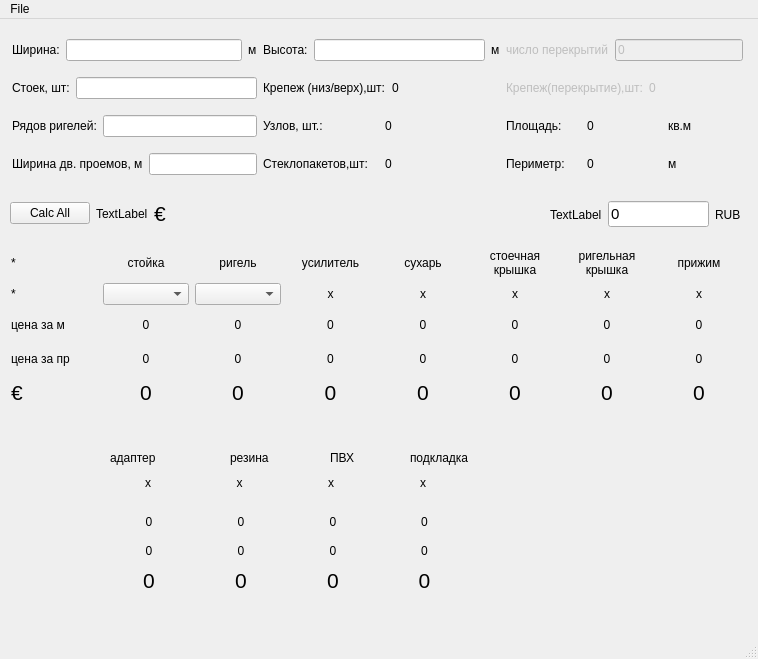
stogoff/facade, file main.ui: the form before one commit.
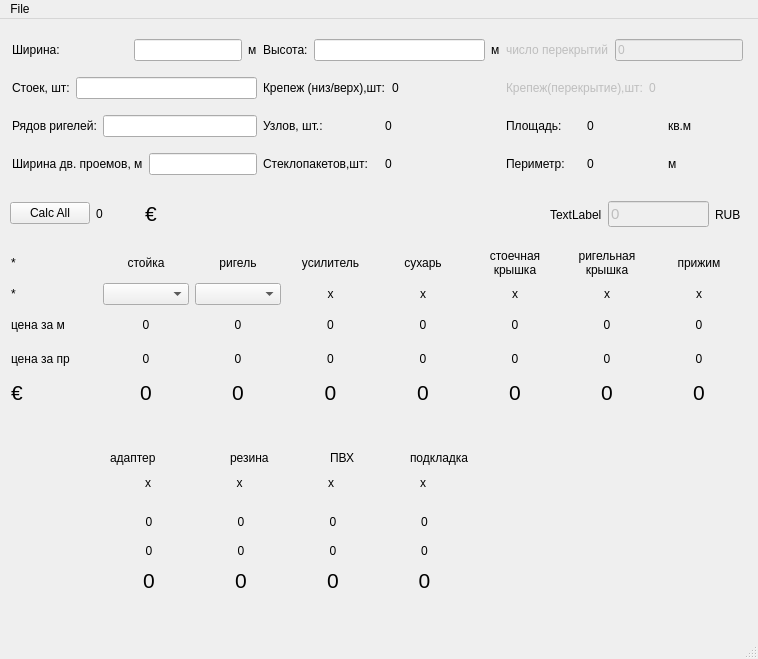
The form after the commit.

```diff
--- a/main.ui
+++ b/main.ui
@@ -33,6 +33,9 @@
      </item>
      <item>
       <widget class="QLineEdit" name="edit_rate">
+       <property name="enabled">
+        <bool>false</bool>
+       </property>
        <property name="font">
         <font>
          <pointsize>11</pointsize>
@@ -382,7 +385,7 @@
      <set>Qt::AlignCenter</set>
     </property>
    </widget>
-   <widget class="QWidget" name="">
+   <widget class="QWidget" name="layoutWidget">
     <property name="geometry">
      <rect>
       <x>11</x>
@@ -817,7 +820,7 @@
      </item>
     </layout>
    </widget>
-   <widget class="QWidget" name="">
+   <widget class="QWidget" name="layoutWidget">
     <property name="geometry">
      <rect>
       <x>12</x>
@@ -933,7 +936,7 @@
       </layout>
      </item>
      <item row="0" column="0">
-      <layout class="QHBoxLayout" name="horizontalLayout_3">
+      <layout class="QHBoxLayout" name="horizontalLayout_3" stretch="1,0,0">
        <item>
         <widget class="QLabel" name="label">
          <property name="text">
@@ -1065,7 +1068,7 @@
      </item>
     </layout>
    </widget>
-   <widget class="QWidget" name="">
+   <widget class="QWidget" name="layoutWidget">
     <property name="geometry">
      <rect>
       <x>10</x>
@@ -1085,7 +1088,7 @@
      <item>
       <widget class="QLabel" name="label_total">
        <property name="text">
-        <string>TextLabel</string>
+        <string>0</string>
        </property>
       </widget>
      </item>
```
Left out of the diff: 58 changed lines with no effect on the pictures.
